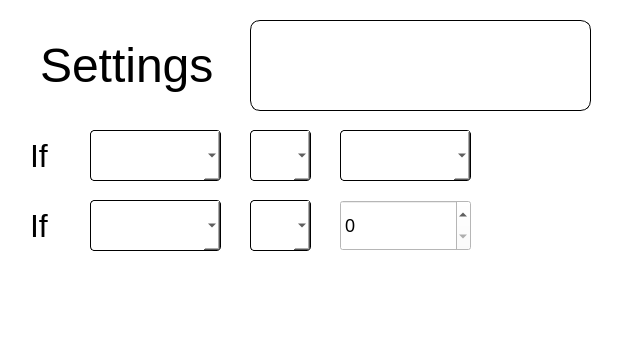
Above: UserInterfaces/SettingWindow.ui from UnityDuck/UnitedChanger before the change. Below: the same form after it.
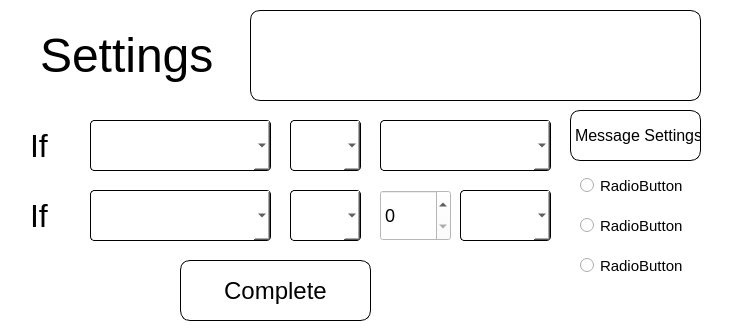
That is the form after the change.

Patch:
```diff
--- a/UserInterfaces/SettingWindow.ui
+++ b/UserInterfaces/SettingWindow.ui
@@ -6,8 +6,8 @@
    <rect>
     <x>0</x>
     <y>0</y>
-    <width>629</width>
-    <height>359</height>
+    <width>734</width>
+    <height>332</height>
    </rect>
   </property>
   <property name="windowTitle">
@@ -20,7 +20,7 @@
    <property name="geometry">
     <rect>
      <x>40</x>
-     <y>30</y>
+     <y>20</y>
      <width>181</width>
      <height>71</height>
     </rect>
@@ -39,8 +39,8 @@
    <property name="geometry">
     <rect>
      <x>250</x>
-     <y>20</y>
-     <width>341</width>
+     <y>10</y>
+     <width>451</width>
      <height>91</height>
     </rect>
    </property>
@@ -56,8 +56,8 @@
    <property name="geometry">
     <rect>
      <x>90</x>
-     <y>130</y>
-     <width>131</width>
+     <y>120</y>
+     <width>181</width>
      <height>51</height>
     </rect>
    </property>
@@ -71,9 +71,9 @@
   <widget class="QComboBox" name="comboBox_2">
    <property name="geometry">
     <rect>
-     <x>340</x>
-     <y>130</y>
-     <width>131</width>
+     <x>380</x>
+     <y>120</y>
+     <width>171</width>
      <height>51</height>
     </rect>
    </property>
@@ -87,9 +87,9 @@
   <widget class="QComboBox" name="comboBox_3">
    <property name="geometry">
     <rect>
-     <x>250</x>
-     <y>130</y>
-     <width>61</width>
+     <x>290</x>
+     <y>120</y>
+     <width>71</width>
      <height>51</height>
     </rect>
    </property>
@@ -104,8 +104,8 @@
    <property name="geometry">
     <rect>
      <x>90</x>
-     <y>200</y>
-     <width>131</width>
+     <y>190</y>
+     <width>181</width>
      <height>51</height>
     </rect>
    </property>
@@ -119,9 +119,9 @@
   <widget class="QComboBox" name="comboBox_6">
    <property name="geometry">
     <rect>
-     <x>250</x>
-     <y>200</y>
-     <width>61</width>
+     <x>290</x>
+     <y>190</y>
+     <width>71</width>
      <height>51</height>
     </rect>
    </property>
@@ -135,9 +135,9 @@
   <widget class="QSpinBox" name="spinBox">
    <property name="geometry">
     <rect>
-     <x>340</x>
-     <y>200</y>
-     <width>131</width>
+     <x>380</x>
+     <y>190</y>
+     <width>71</width>
      <height>51</height>
     </rect>
    </property>
@@ -149,7 +149,7 @@
    <property name="geometry">
     <rect>
      <x>30</x>
-     <y>130</y>
+     <y>120</y>
      <width>41</width>
      <height>51</height>
     </rect>
@@ -165,7 +165,7 @@
    <property name="geometry">
     <rect>
      <x>30</x>
-     <y>200</y>
+     <y>190</y>
      <width>41</width>
      <height>51</height>
     </rect>
@@ -177,6 +177,106 @@
     <string>If</string>
    </property>
   </widget>
+  <widget class="QPushButton" name="pushButton">
+   <property name="geometry">
+    <rect>
+     <x>180</x>
+     <y>260</y>
+     <width>191</width>
+     <height>61</height>
+    </rect>
+   </property>
+   <property name="styleSheet">
+    <string notr="true">font-size: 24px;
+border-radius: 10px;
+border: 1px solid black;</string>
+   </property>
+   <property name="text">
+    <string>Complete</string>
+   </property>
+  </widget>
+  <widget class="QRadioButton" name="radioButton">
+   <property name="geometry">
+    <rect>
+     <x>580</x>
+     <y>170</y>
+     <width>111</width>
+     <height>31</height>
+    </rect>
+   </property>
+   <property name="styleSheet">
+    <string notr="true">font-size: 15px;</string>
+   </property>
+   <property name="text">
+    <string>RadioButton</string>
+   </property>
+  </widget>
+  <widget class="QRadioButton" name="radioButton_2">
+   <property name="geometry">
+    <rect>
+     <x>580</x>
+     <y>210</y>
+     <width>111</width>
+     <height>31</height>
+    </rect>
+   </property>
+   <property name="styleSheet">
+    <string notr="true">font-size: 15px;</string>
+   </property>
+   <property name="text">
+    <string>RadioButton</string>
+   </property>
+  </widget>
+  <widget class="QRadioButton" name="radioButton_3">
+   <property name="geometry">
+    <rect>
+     <x>580</x>
+     <y>250</y>
+     <width>111</width>
+     <height>31</height>
+    </rect>
+   </property>
+   <property name="styleSheet">
+    <string notr="true">font-size: 15px;</string>
+   </property>
+   <property name="text">
+    <string>RadioButton</string>
+   </property>
+  </widget>
+  <widget class="QLabel" name="label_3">
+   <property name="geometry">
+    <rect>
+     <x>570</x>
+     <y>110</y>
+     <width>131</width>
+     <height>51</height>
+    </rect>
+   </property>
+   <property name="styleSheet">
+    <string notr="true">border: 1px solid black;
+border-radius: 10px;
+font-size: 16px;</string>
+   </property>
+   <property name="text">
+    <string>&lt;html&gt;&lt;head/&gt;&lt;body&gt;&lt;p align=&quot;center&quot;&gt;Message Settings&lt;/p&gt;&lt;/body&gt;&lt;/html&gt;</string>
+   </property>
+  </widget>
+  <widget class="QComboBox" name="comboBox_5">
+   <property name="geometry">
+    <rect>
+     <x>460</x>
+     <y>190</y>
+     <width>91</width>
+     <height>51</height>
+    </rect>
+   </property>
+   <property name="styleSheet">
+    <string notr="true">background-color: white;
+border-radius: 4px;
+font-size: 18px;
+border: 1px solid black;</string>
+   </property>
+  </widget>
  </widget>
  <resources/>
  <connections/>
```
